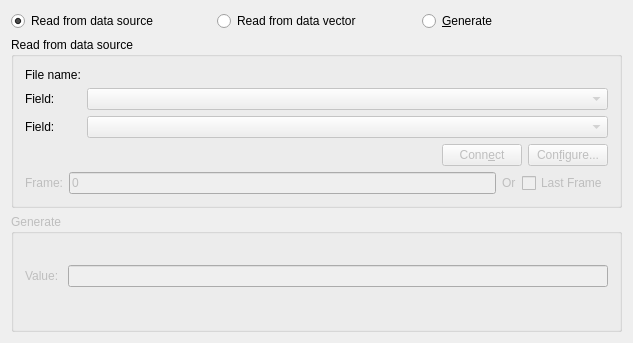
Qt form src/libkstapp/scalartab.ui (Kst-plot/kst) before a commit.
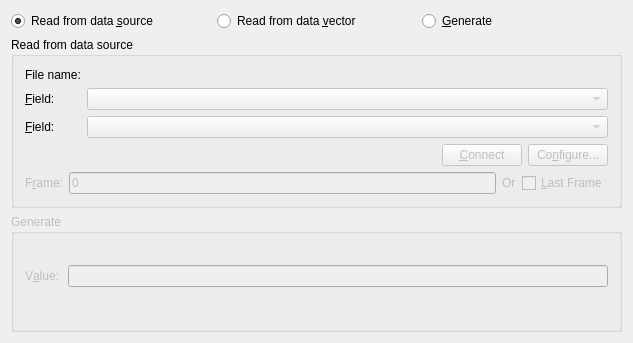
The same form after that commit. Custom widgets are drawn as their Qt base class.

Patch:
```diff
--- a/src/libkstapp/scalartab.ui
+++ b/src/libkstapp/scalartab.ui
@@ -13,7 +13,7 @@
    <item row="0" column="0" >
     <widget class="QRadioButton" name="_readFromSource" >
      <property name="text" >
-      <string>Read from data source</string>
+      <string>Read from data &amp;source</string>
      </property>
      <property name="checked" >
       <bool>true</bool>
@@ -26,7 +26,7 @@
       <string>Generate a new vector with the properties given here as the independent variable.</string>
      </property>
      <property name="text" >
-      <string>Read from data vector</string>
+      <string>Read from data &amp;vector</string>
      </property>
     </widget>
    </item>
@@ -77,7 +77,7 @@
          </sizepolicy>
         </property>
         <property name="text" >
-         <string>Field:</string>
+         <string>&amp;Field:</string>
         </property>
         <property name="alignment" >
          <set>Qt::AlignLeading|Qt::AlignLeft|Qt::AlignVCenter</set>
@@ -85,6 +85,9 @@
         <property name="wordWrap" >
          <bool>false</bool>
         </property>
+        <property name="buddy" >
+         <cstring>_field</cstring>
+        </property>
        </widget>
       </item>
       <item row="1" column="1" >
@@ -103,7 +106,7 @@
          </sizepolicy>
         </property>
         <property name="text" >
-         <string>Field:</string>
+         <string>&amp;Field:</string>
         </property>
         <property name="alignment" >
          <set>Qt::AlignLeading|Qt::AlignLeft|Qt::AlignVCenter</set>
@@ -111,6 +114,9 @@
         <property name="wordWrap" >
          <bool>false</bool>
         </property>
+        <property name="buddy" >
+         <cstring>_fieldRV</cstring>
+        </property>
        </widget>
       </item>
       <item row="2" column="1" >
@@ -147,7 +153,7 @@
            <bool>false</bool>
           </property>
           <property name="text" >
-           <string>Conn&amp;ect</string>
+           <string>&amp;Connect</string>
           </property>
          </widget>
         </item>
@@ -157,7 +163,7 @@
            <bool>false</bool>
           </property>
           <property name="text" >
-           <string>Con&amp;figure...</string>
+           <string>Co&amp;nfigure...</string>
           </property>
          </widget>
         </item>
@@ -171,7 +177,7 @@
            <bool>false</bool>
           </property>
           <property name="text" >
-           <string>Frame:</string>
+           <string>F&amp;rame:</string>
           </property>
           <property name="alignment" >
            <set>Qt::AlignRight|Qt::AlignTrailing|Qt::AlignVCenter</set>
@@ -179,6 +185,9 @@
           <property name="wordWrap" >
            <bool>false</bool>
           </property>
+          <property name="buddy" >
+           <cstring>_start</cstring>
+          </property>
          </widget>
         </item>
         <item>
@@ -219,7 +228,7 @@
            <string>Select this to read data from the end of the file.  This is useful for scrolling displays when the file is being appended by another application.</string>
           </property>
           <property name="text" >
-           <string>Last Frame</string>
+           <string>&amp;Last Frame</string>
           </property>
          </widget>
         </item>
@@ -257,11 +266,14 @@
            </sizepolicy>
           </property>
           <property name="text" >
-           <string>Value: </string>
+           <string>V&amp;alue: </string>
           </property>
           <property name="wordWrap" >
            <bool>false</bool>
           </property>
+          <property name="buddy" >
+           <cstring>_scalarValue</cstring>
+          </property>
          </widget>
         </item>
         <item>
```
Left out of the diff: 2 changed lines with no effect on the pictures.
